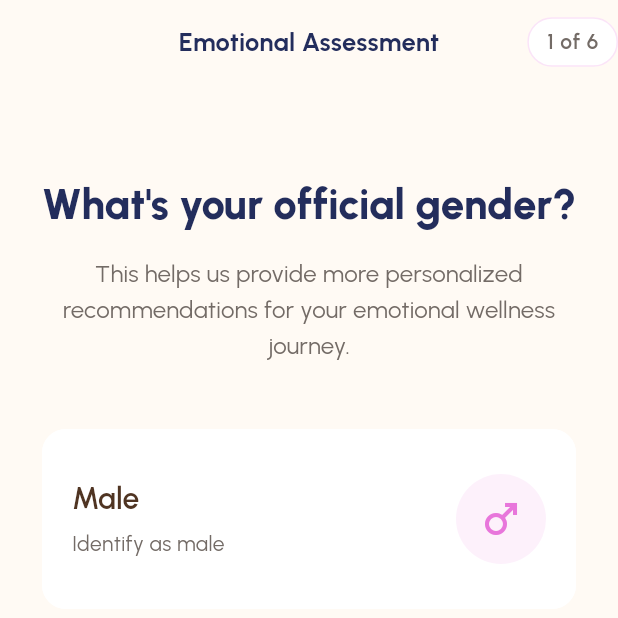
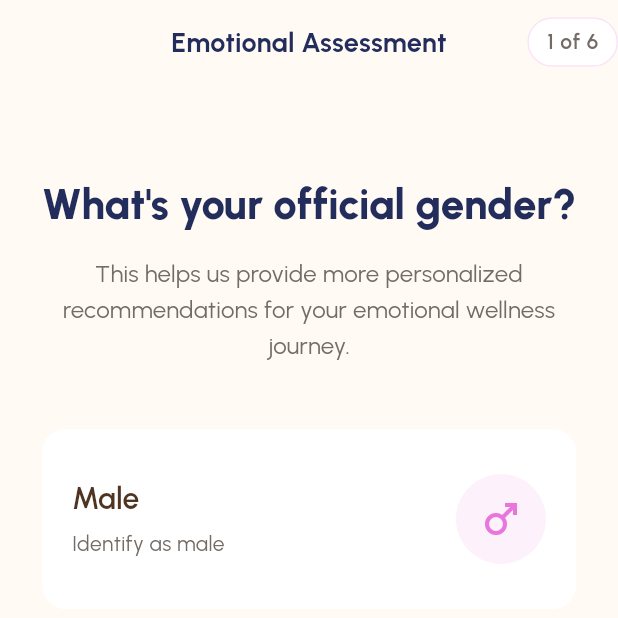
Before and after one commit to Alwil17/auralys, a Flutter app: the AssessmentScreen screen opened by its route, on a phone screen of 412 x 824 dp, the top half of it. Run offline on Flutter 3.47's test engine with Material 3 defaults, Android fonts, the phone set to English and light mode, and no system bars; our stand-ins replace flutter_easyloading, go_router, shared_preferences; accounts and stored records are empty.

Commit message:
feat: Add new font sizes and update existing sizes in AppSizes
This commit introduces a range of new font size constants to the `AppSizes` class, including `font10`, `font12`, `font20`, `font24`, `font36`, and `font48`.

It also updates the existing `title` and `subTitle` font sizes. `title` is changed from `32.0` to `30.0`, and `subTitle` is changed from `17.0` to `18.0`.

Additionally, the existing `font14` and `font16` constants, which were already present, remain unchanged but are now grouped with the newly added font sizes for better organization.

```diff
--- a/lib/shared/app_sizes.dart
+++ b/lib/shared/app_sizes.dart
@@ -1,6 +1,20 @@
 import 'package:flutter/material.dart';
 
 class AppSizes {
+  static const double title = 30.0;
+  static const double subTitle = 18.0;
+
+  static const double font10 = 10.0;
+  static const double font12 = 12.0;
+  static const double font14 = 14.0;
+  static const double font16 = 16.0;
+  static const double font18 = 18.0;
+  static const double font20 = 20.0;
+  static const double font24 = 24.0;
+  static const double font30 = 30.0;
+  static const double font36 = 36.0;
+  static const double font48 = 18.0;
+
   static const double tinyPadding = 4.0;
   static const double horizontalPadding = 8.0;
   static const double verticalPadding = 12.0;
@@ -8,13 +22,9 @@ class AppSizes {
   static const double doublePadding = 32.0;
   static const double doubleHorizontalPadding = 48.0;
   static const double triplePadding = 64.0;
-  static const double title = 32.0;
   static const double titleSmall = 24.0;
-  static const double subTitle = 17.0;
   static const double displayMedium = 22.0;
   static const double buttonText = 20.0;
-  static const double font14 = 14.0;
-  static const double font16 = 16.0;
   static const double smallText = 15.0;
   static const double smallText2 = 17.0;
   static const double circularBorderRadius = 40.0;
```
